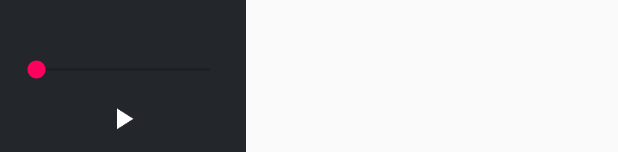
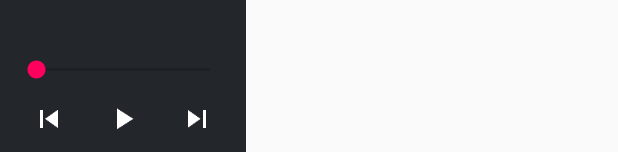
Before and after one commit to uzairmukadam/uTV_Music, an Android app: the layout now_playing_column.xml on its own in the app's theme, with its tools: preview values and no code run, on a phone screen of 412 x 824 dp. Shown: the part 1081-1233 px from the top of the screen. Run offline under Robolectric (Android 15) with nearby library versions, the phone set to English and light mode, and no system bars.

Commit message:
More touch functionality.

```diff
--- a/app/build.gradle
+++ b/app/build.gradle
@@ -9,7 +9,7 @@ android {
         minSdkVersion 14
         targetSdkVersion 30
         versionCode 1
-        versionName "0.7.5"
+        versionName "0.7.6"
     }
 
     buildTypes {
--- a/app/src/main/res/layout/now_playing_column.xml
+++ b/app/src/main/res/layout/now_playing_column.xml
@@ -24,11 +24,11 @@
         android:id="@+id/curr_artwork"
         android:layout_width="150dp"
         android:layout_height="150dp"
+        android:contentDescription="@string/music_artwork_desc"
         android:src="@drawable/art_placeholder"
         app:layout_constraintEnd_toEndOf="parent"
         app:layout_constraintStart_toStartOf="parent"
-        app:layout_constraintTop_toBottomOf="@+id/header"
-        android:contentDescription="@string/music_artwork_desc" />
+        app:layout_constraintTop_toBottomOf="@+id/header" />
 
     <LinearLayout
         android:layout_width="wrap_content"
@@ -82,14 +82,44 @@
             android:layout_height="wrap_content"
             android:layout_marginBottom="8dp" />
 
+        <LinearLayout
+            android:layout_width="match_parent"
+            android:layout_height="match_parent"
+            android:orientation="horizontal">
+
+            <ImageView
+                android:id="@+id/play_prev"
+                android:layout_width="wrap_content"
+                android:layout_height="wrap_content"
+                android:layout_gravity="center"
+                android:layout_weight="1"
+                android:background="@null"
+                android:contentDescription="@string/play_prev_btn_desc"
+                android:padding="4dp"
+                app:srcCompat="@drawable/prev" />
+
             <ImageView
                 android:id="@+id/play_pause"
                 android:layout_width="wrap_content"
                 android:layout_height="wrap_content"
                 android:layout_gravity="center"
+                android:layout_weight="1"
                 android:background="@null"
+                android:contentDescription="@string/play_pause_btn_desc"
                 android:padding="4dp"
-            app:srcCompat="@drawable/play"
-            android:contentDescription="@string/play_pause_btn_desc" />
+                app:srcCompat="@drawable/play" />
+
+            <ImageView
+                android:id="@+id/play_next"
+                android:layout_width="wrap_content"
+                android:layout_height="wrap_content"
+                android:layout_gravity="center"
+                android:layout_weight="1"
+                android:background="@null"
+                android:contentDescription="@string/play_next_btn_desc"
+                android:padding="4dp"
+                app:srcCompat="@drawable/next" />
+        </LinearLayout>
+
     </LinearLayout>
 </androidx.constraintlayout.widget.ConstraintLayout>
--- a/app/src/main/res/values/strings.xml
+++ b/app/src/main/res/values/strings.xml
@@ -3,6 +3,8 @@
     <string name="now_playing_title">Now Playing</string>
     <string name="music_artwork_desc">music artwork</string>
     <string name="play_pause_btn_desc">play pause btn</string>
+    <string name="play_prev_btn_desc">play prev btn</string>
+    <string name="play_next_btn_desc">play next btn</string>
     <string name="shuffle_btn_desc">shuffle btn</string>
     <string name="exit_warning">Press back again to exit or home to minimize</string>
 </resources>
```
Also changed, not shown: app/src/main/java/utv/uzitech/umusic/MainActivity.java (+29 -2 lines). Lines whose indentation alone changed are shown as unchanged.
